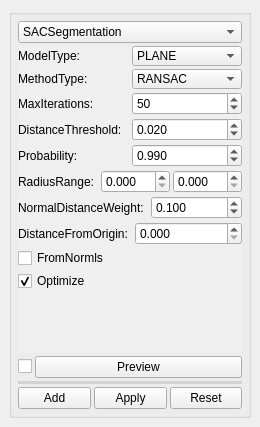
First picture: the form in cloudtool/tool/segmentation.ui, repository alex-hjm/cloudtool, before the edit.
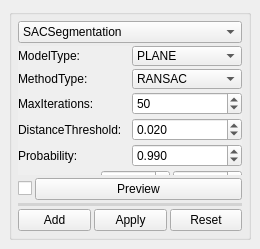
Second picture: the form after the edit. The open tabs and pages were chosen to show the change. Icons and pictures are not drawn.

What changed in the file:
```diff
--- a/cloudtool/tool/segmentation.ui
+++ b/cloudtool/tool/segmentation.ui
@@ -7,7 +7,7 @@
     <x>0</x>
     <y>0</y>
     <width>260</width>
-    <height>427</height>
+    <height>249</height>
    </rect>
   </property>
   <property name="minimumSize">
@@ -123,12 +123,6 @@
            </property>
            <item>
             <widget class="QScrollArea" name="scrollArea">
-             <property name="sizePolicy">
-              <sizepolicy hsizetype="Expanding" vsizetype="Ignored">
-               <horstretch>0</horstretch>
-               <verstretch>0</verstretch>
-              </sizepolicy>
-             </property>
              <property name="frameShape">
               <enum>QFrame::NoFrame</enum>
              </property>
@@ -147,7 +141,7 @@
                 <x>0</x>
                 <y>0</y>
                 <width>228</width>
-                <height>278</height>
+                <height>246</height>
                </rect>
               </property>
               <layout class="QVBoxLayout" name="verticalLayout_11">
```
Left out of the diff: 8 changed lines with no effect on the pictures.
